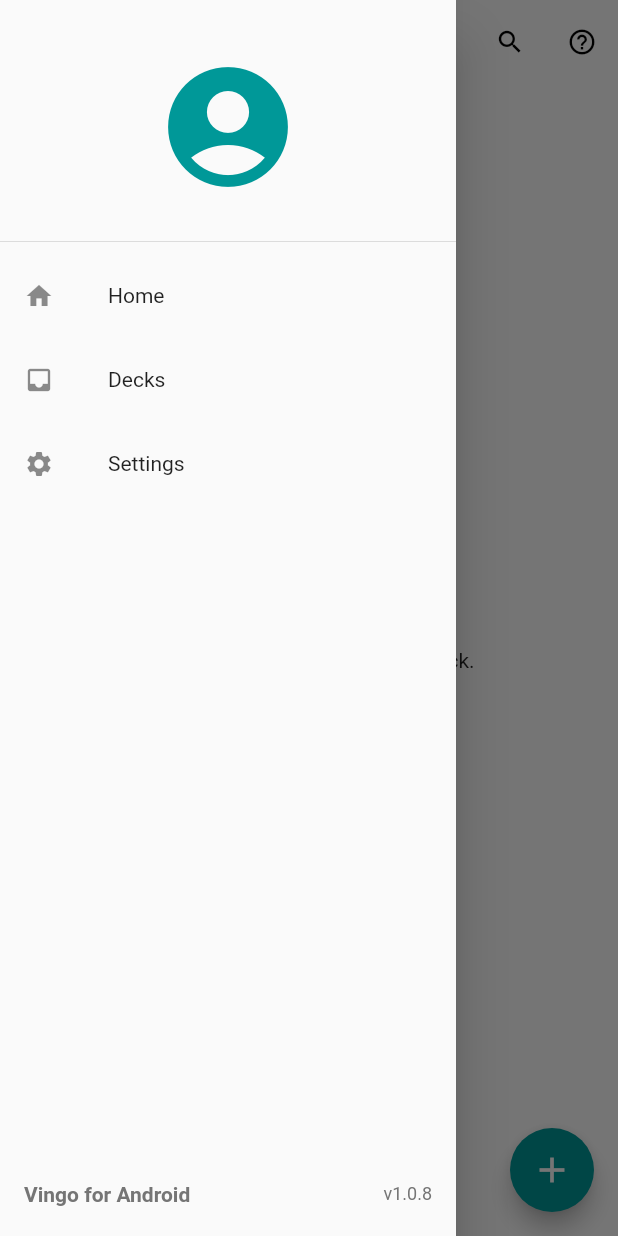
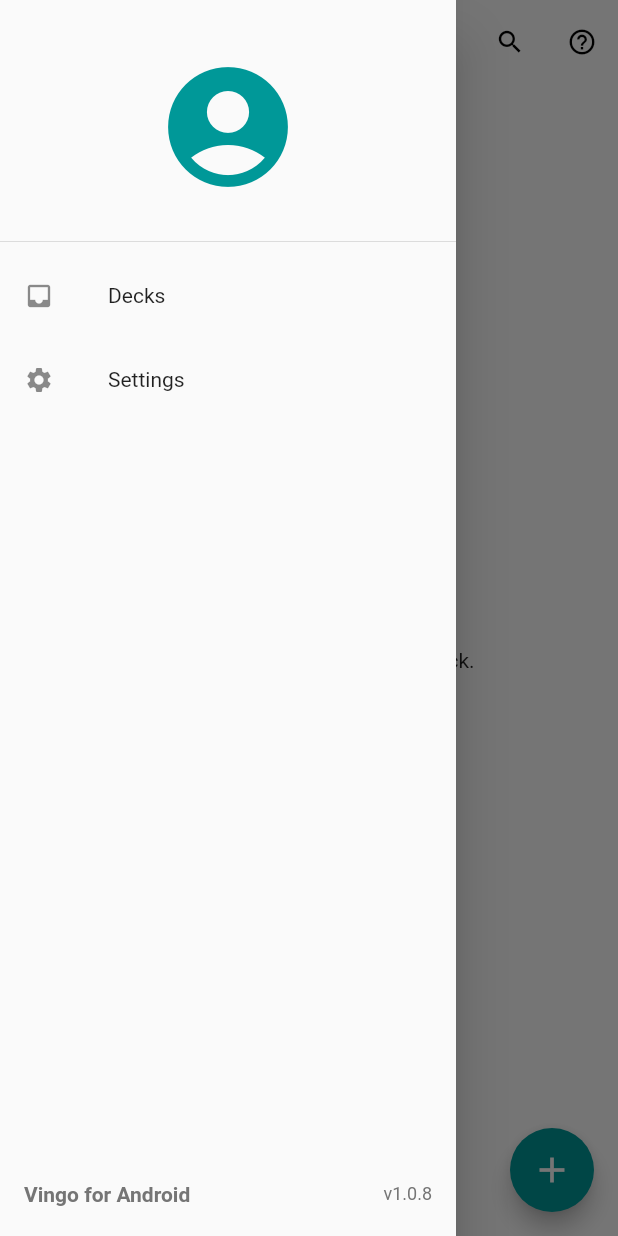
Before and after one commit to mirbostani/vingo-app, a Flutter app: the screen it shows after launch, with the side drawer open, on a phone screen of 412 x 824 dp. Run offline on Flutter 3.47's test engine with Material 2 defaults, Android fonts, the phone set to English and light mode, and no system bars; our stand-ins replace shared_preferences, sqflite, sqflite_common_ffi, validators; missing offline and left inert: dart:ffi, desktop_window; accounts and stored records are empty.

Commit message:
v1.0.8+13

```diff
--- a/lib/util/platform.dart
+++ b/lib/util/platform.dart
@@ -10,7 +10,7 @@ class PlatformUtil {
   static String appName = "Vingo";
   static String packageName = "com.mirbostani.vingo";
   static String version = "1.0.8";
-  static String buildNumber = "12";
+  static String buildNumber = "13";
   static String authorLink = "https://mirbostani.com";
   static String licenseLink =
       "https://github.com/mirbostani/vingo-app/blob/main/LICENSE";
--- a/lib/widget/android_drawer.dart
+++ b/lib/widget/android_drawer.dart
@@ -39,20 +39,20 @@ class _AndroidDrawerState extends State<AndroidDrawer> {
               ),
             ),
             //------------------------------------------------------------------
-            ListTile(
-                leading: Container(
-                  height: double.infinity,
-                  child: Vingo.HomePage.icon,
-                ),
-                title: Text(
-                  Vingo.LocalizationsUtil.of(context).home,
-                ),
-                onTap: () {
-                  Navigator.pushReplacementNamed(
-                    context,
-                    Vingo.HomePage.route,
-                  );
-                }),
+            // ListTile(
+            //     leading: Container(
+            //       height: double.infinity,
+            //       child: Vingo.HomePage.icon,
+            //     ),
+            //     title: Text(
+            //       Vingo.LocalizationsUtil.of(context).home,
+            //     ),
+            //     onTap: () {
+            //       Navigator.pushReplacementNamed(
+            //         context,
+            //         Vingo.HomePage.route,
+            //       );
+            //     }),
             //------------------------------------------------------------------
             ListTile(
                 leading: Container(
--- a/pubspec.yaml
+++ b/pubspec.yaml
@@ -15,7 +15,7 @@ publish_to: 'none' # Remove this line if you wish to publish to pub.dev
 # In iOS, build-name is used as CFBundleShortVersionString while build-number used as CFBundleVersion.
 # Read more about iOS versioning at
 # https://developer.apple.com/library/archive/documentation/General/Reference/InfoPlistKeyReference/Articles/CoreFoundationKeys.html
-version: 1.0.8+12
+version: 1.0.8+13
 
 environment:
   sdk: ">=2.12.0 <3.0.0"
```
Also changed, not shown: 1 other file.
